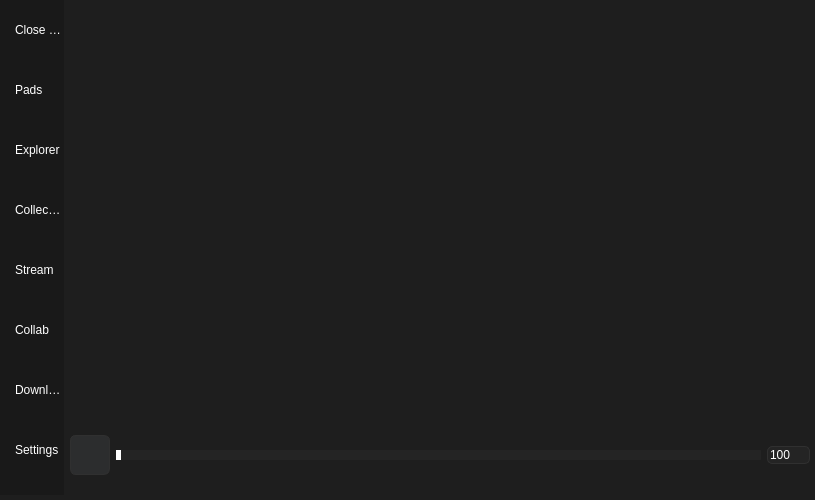
Old version of the form gui/gui.ui in the repository BarsTiger/KotoPad.
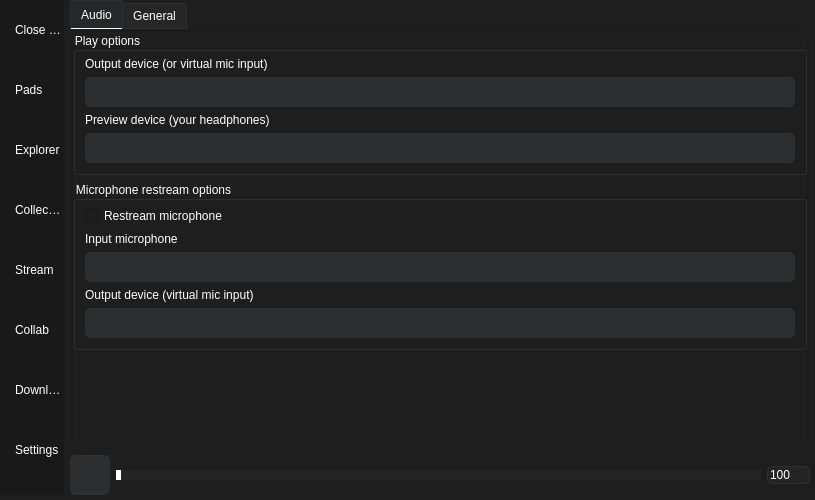
New version of the form. The open tabs and pages were chosen to show the change. Icons and pictures are not drawn.

Commit message: Settings page, themes and cut path check for future updates. Volume now saved to config.

Patch:
```diff
--- a/gui/gui.ui
+++ b/gui/gui.ui
@@ -697,7 +697,242 @@
          <widget class="QWidget" name="stream_page"/>
          <widget class="QWidget" name="collab_page"/>
          <widget class="QWidget" name="download_page"/>
-         <widget class="QWidget" name="settings_page"/>
+         <widget class="QWidget" name="settings_page">
+          <layout class="QVBoxLayout" name="settings_page_lay">
+           <property name="leftMargin">
+            <number>0</number>
+           </property>
+           <property name="topMargin">
+            <number>0</number>
+           </property>
+           <property name="rightMargin">
+            <number>0</number>
+           </property>
+           <property name="bottomMargin">
+            <number>0</number>
+           </property>
+           <item>
+            <widget class="QTabWidget" name="settings_tabs_widget">
+             <property name="sizePolicy">
+              <sizepolicy hsizetype="Expanding" vsizetype="Minimum">
+               <horstretch>0</horstretch>
+               <verstretch>0</verstretch>
+              </sizepolicy>
+             </property>
+             <property name="currentIndex">
+              <number>0</number>
+             </property>
+             <widget class="QWidget" name="audio_devices_settings_tab">
+              <attribute name="title">
+               <string>Audio</string>
+              </attribute>
+              <layout class="QVBoxLayout" name="audio_devices_settings_tab_lay">
+               <property name="leftMargin">
+                <number>0</number>
+               </property>
+               <property name="topMargin">
+                <number>0</number>
+               </property>
+               <property name="rightMargin">
+                <number>0</number>
+               </property>
+               <property name="bottomMargin">
+                <number>0</number>
+               </property>
+               <item alignment="Qt::AlignTop">
+                <widget class="QGroupBox" name="play_options_group">
+                 <property name="sizePolicy">
+                  <sizepolicy hsizetype="Minimum" vsizetype="Minimum">
+                   <horstretch>0</horstretch>
+                   <verstretch>0</verstretch>
+                  </sizepolicy>
+                 </property>
+                 <property name="title">
+                  <string>Play options</string>
+                 </property>
+                 <layout class="QVBoxLayout" name="play_options_group_lay">
+                  <property name="topMargin">
+                   <number>5</number>
+                  </property>
+                  <item>
+                   <widget class="QLabel" name="output_device_play_label">
+                    <property name="text">
+                     <string>Output device (or virtual mic input)</string>
+                    </property>
+                   </widget>
+                  </item>
+                  <item>
+                   <widget class="QComboBox" name="output_device_play_box">
+                    <property name="minimumSize">
+                     <size>
+                      <width>0</width>
+                      <height>30</height>
+                     </size>
+                    </property>
+                   </widget>
+                  </item>
+                  <item>
+                   <widget class="QLabel" name="preview_device_play_label">
+                    <property name="text">
+                     <string>Preview device (your headphones)</string>
+                    </property>
+                   </widget>
+                  </item>
+                  <item>
+                   <widget class="QComboBox" name="preview_device_play_box">
+                    <property name="minimumSize">
+                     <size>
+                      <width>0</width>
+                      <height>30</height>
+                     </size>
+                    </property>
+                   </widget>
+                  </item>
+                 </layout>
+                </widget>
+               </item>
+               <item alignment="Qt::AlignTop">
+                <widget class="QGroupBox" name="restream_options_group">
+                 <property name="sizePolicy">
+                  <sizepolicy hsizetype="Minimum" vsizetype="Minimum">
+                   <horstretch>0</horstretch>
+                   <verstretch>0</verstretch>
+                  </sizepolicy>
+                 </property>
+                 <property name="title">
+                  <string>Microphone restream options</string>
+                 </property>
+                 <layout class="QVBoxLayout" name="verticalLayout">
+                  <property name="topMargin">
+                   <number>5</number>
+                  </property>
+                  <item>
+                   <widget class="QCheckBox" name="restream_micro_checkbox">
+                    <property name="text">
+                     <string>Restream microphone</string>
+                    </property>
+                   </widget>
+                  </item>
+                  <item>
+                   <widget class="QLabel" name="input_device_restream_label">
+                    <property name="text">
+                     <string>Input microphone</string>
+                    </property>
+                   </widget>
+                  </item>
+                  <item>
+                   <widget class="QComboBox" name="input_device_restream_box">
+                    <property name="minimumSize">
+                     <size>
+                      <width>0</width>
+                      <height>30</height>
+                     </size>
+                    </property>
+                   </widget>
+                  </item>
+                  <item>
+                   <widget class="QLabel" name="output_device_restream_label">
+                    <property name="text">
+                     <string>Output device (virtual mic input)</string>
+                    </property>
+                   </widget>
+                  </item>
+                  <item>
+                   <widget class="QComboBox" name="output_device_restream_box">
+                    <property name="minimumSize">
+                     <size>
+                      <width>0</width>
+                      <height>30</height>
+                     </size>
+                    </property>
+                   </widget>
+                  </item>
+                 </layout>
+                </widget>
+               </item>
+               <item>
+                <spacer name="audio_devices_settings_tab_spacer">
+                 <property name="orientation">
+                  <enum>Qt::Vertical</enum>
+                 </property>
+                 <property name="sizeHint" stdset="0">
+                  <size>
+                   <width>20</width>
+                   <height>40</height>
+                  </size>
+                 </property>
+                </spacer>
+               </item>
+              </layout>
+             </widget>
+             <widget class="QWidget" name="general_settings_tab">
+              <attribute name="title">
+               <string>General</string>
+              </attribute>
+              <layout class="QVBoxLayout" name="general_settings_tab_lay">
+               <property name="leftMargin">
+                <number>3</number>
+               </property>
+               <property name="topMargin">
+                <number>3</number>
+               </property>
+               <property name="rightMargin">
+                <number>3</number>
+               </property>
+               <property name="bottomMargin">
+                <number>3</number>
+               </property>
+               <item>
+                <widget class="QLabel" name="theme_label">
+                 <property name="text">
+                  <string> App theme (restart needed)</string>
+                 </property>
+                </widget>
+               </item>
+               <item>
+                <widget class="QComboBox" name="theme_box">
+                 <property name="minimumSize">
+                  <size>
+                   <width>0</width>
+                   <height>30</height>
+                  </size>
+                 </property>
+                 <item>
+                  <property name="text">
+                   <string>Dark gray</string>
+                  </property>
+                 </item>
+                 <item>
+                  <property name="text">
+                   <string>Black</string>
+                  </property>
+                 </item>
+                 <item>
+                  <property name="text">
+                   <string>Black acrylic</string>
+                  </property>
+                 </item>
+                </widget>
+               </item>
+               <item>
+                <spacer name="general_settings_tab_spacer">
+                 <property name="orientation">
+                  <enum>Qt::Vertical</enum>
+                 </property>
+                 <property name="sizeHint" stdset="0">
+                  <size>
+                   <width>20</width>
+                   <height>40</height>
+                  </size>
+                 </property>
+                </spacer>
+               </item>
+              </layout>
+             </widget>
+            </widget>
+           </item>
+          </layout>
+         </widget>
         </widget>
        </item>
        <item>
@@ -806,13 +1041,6 @@
          </layout>
         </widget>
        </item>
-       <item>
-        <widget class="QLabel" name="player_track_label">
-         <property name="text">
-          <string/>
-         </property>
-        </widget>
-       </item>
       </layout>
      </widget>
     </item>
```
The commit also changes 13 other files.
